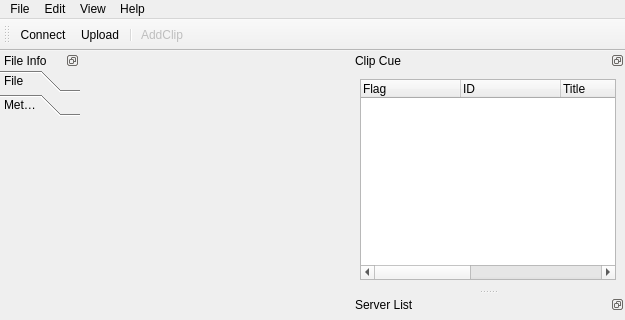
jiakeliu/Cobra, file resources/mainwindow_docks.ui: the form before one commit; both pictures show x 0 to 625 and y 0 to 320 of the 625 by 1089 pixel window.
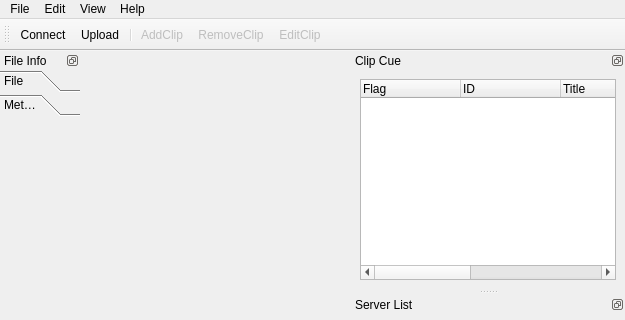
The form after the commit. Icons and pictures are not drawn. Custom widgets are drawn as their Qt base class.

Commit message: Added logic to enable RemoveClip and EditClip buttons only if there are files selected

```diff
--- a/resources/mainwindow_docks.ui
+++ b/resources/mainwindow_docks.ui
@@ -156,6 +156,8 @@
    <addaction name="actionSelectUpload"/>
    <addaction name="separator"/>
    <addaction name="actionAddClip"/>
+   <addaction name="actionRemoveClip"/>
+   <addaction name="actionEditClip"/>
   </widget>
   <widget class="QStatusBar" name="statusbar"/>
   <widget class="QDockWidget" name="fileInfoDock">
@@ -861,6 +863,34 @@
     <string>Ctrl++</string>
    </property>
   </action>
+  <action name="actionRemoveClip">
+   <property name="enabled">
+    <bool>false</bool>
+   </property>
+   <property name="text">
+    <string>RemoveClip</string>
+   </property>
+   <property name="toolTip">
+    <string>Remove the selected clip from the clip list</string>
+   </property>
+   <property name="shortcut">
+    <string>Ctrl+-</string>
+   </property>
+  </action>
+  <action name="actionEditClip">
+   <property name="enabled">
+    <bool>false</bool>
+   </property>
+   <property name="text">
+    <string>EditClip</string>
+   </property>
+   <property name="toolTip">
+    <string>Edit the selected clip on the clip list.</string>
+   </property>
+   <property name="shortcut">
+    <string>Ctrl+E</string>
+   </property>
+  </action>
  </widget>
  <customwidgets>
   <customwidget>
```
The commit also changes 2 other files.
